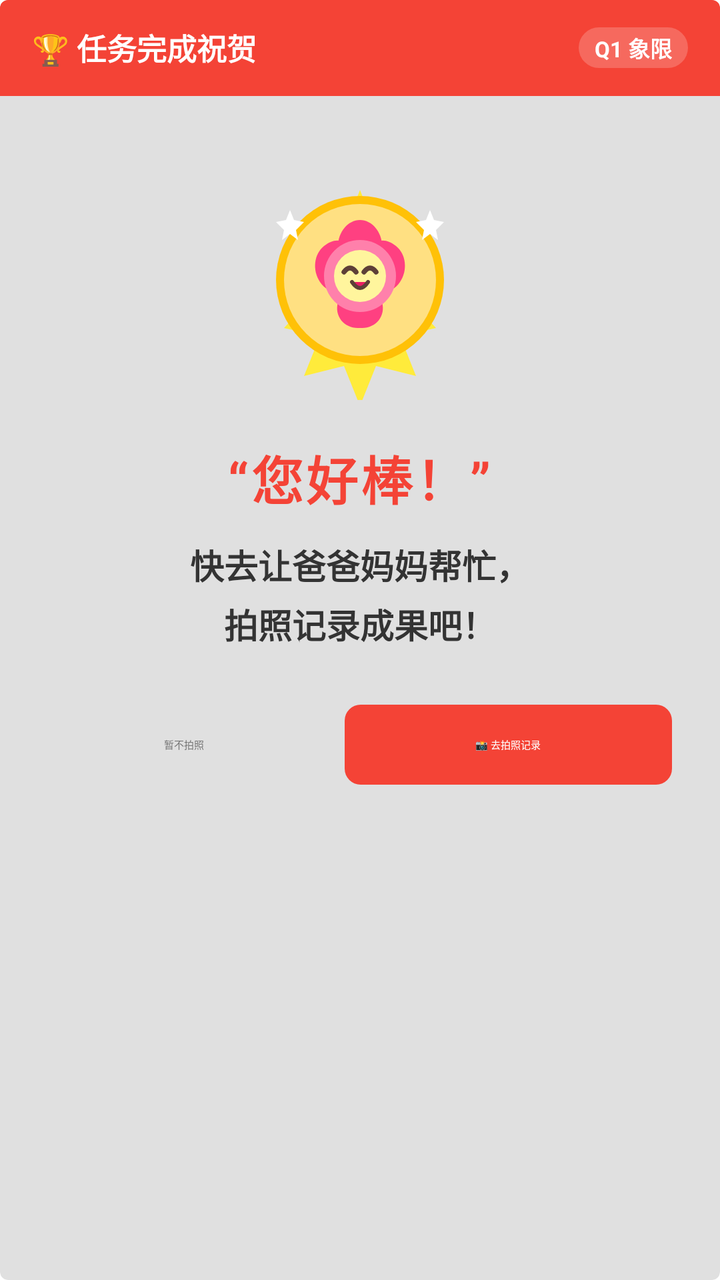
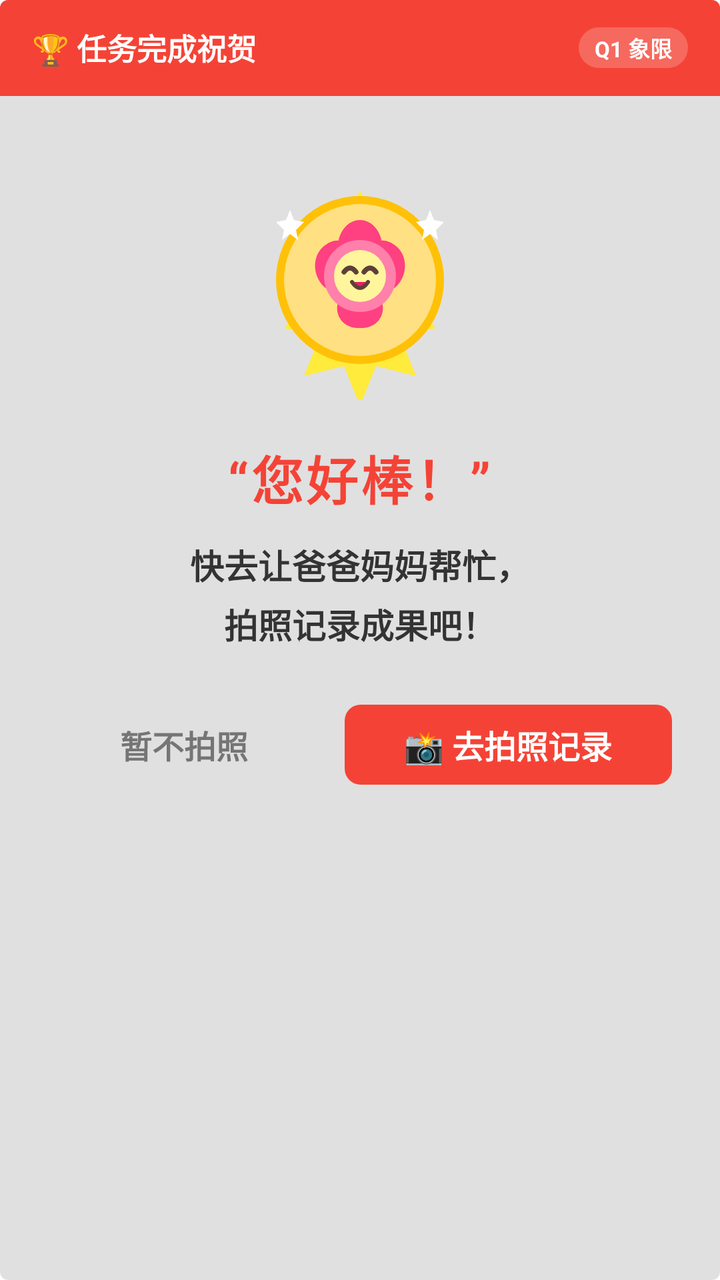

Compare the two renders of this Android layout. The source of the first and the diff that turns it into the second are given below.
<!-- AndroidManifest.xml: application theme Theme.JustNow -->
<!-- res/layout/dialog_congratulation.xml -->
<?xml version="1.0" encoding="utf-8"?>
<LinearLayout xmlns:android="http://schemas.android.com/apk/res/android"
    xmlns:app="http://schemas.android.com/apk/res-auto"
    android:layout_width="320dp"
    android:layout_height="wrap_content"
    android:orientation="vertical"
    android:background="@drawable/badge_bg"
    android:clipToOutline="true"> 

    
    <RelativeLayout
        android:id="@+id/rl_congrat_header"
        android:layout_width="match_parent"
        android:layout_height="48dp"
        android:paddingHorizontal="16dp"
        android:background="#F44336"> 

        <TextView
            android:layout_width="wrap_content"
            android:layout_height="wrap_content"
            android:layout_alignParentStart="true"
            android:layout_centerVertical="true"
            android:text="🏆 任务完成祝贺"
            android:textColor="@android:color/white"
            android:textSize="15sp"
            android:textStyle="bold" />

        <TextView
            android:id="@+id/tv_congrat_quadrant_tag"
            android:layout_width="wrap_content"
            android:layout_height="wrap_content"
            android:layout_alignParentEnd="true"
            android:layout_centerVertical="true"
            android:text="Q1 象限"
            android:textColor="@android:color/white"
            android:textSize="11sp"
            android:textStyle="bold"
            android:background="@drawable/bg_congrat_tag_capsule" />
    </RelativeLayout>

    
    <LinearLayout
        android:layout_width="match_parent"
        android:layout_height="wrap_content"
        android:orientation="vertical"
        android:gravity="center_horizontal"
        android:padding="24dp">

        
        <ImageView
            android:id="@+id/iv_congrat_badge"
            android:layout_width="120dp"
            android:layout_height="120dp"
            android:layout_marginTop="8dp"
            android:layout_marginBottom="20dp"
            android:src="@drawable/ic_congrats_badge"
            android:contentDescription="完成勋章" />

        
        <TextView
            android:id="@+id/tv_congrat_congrats_title"
            android:layout_width="wrap_content"
            android:layout_height="wrap_content"
            android:text="“您好棒！”"
            android:textSize="26sp"
            android:textStyle="bold"
            android:textColor="#F44336"
            android:layout_marginBottom="12dp"
            android:letterSpacing="0.05" />

        
        <TextView
            android:layout_width="match_parent"
            android:layout_height="wrap_content"
            android:text="快去让爸爸妈妈帮忙，\n拍照记录成果吧！"
            android:textSize="17sp"
            android:textColor="#333333"
            android:gravity="center"
            android:lineSpacingExtra="5dp"
            android:textStyle="bold"
            android:layout_marginBottom="28dp" />

        
        <LinearLayout
            android:layout_width="match_parent"
            android:layout_height="wrap_content"
            android:orientation="horizontal"
            android:gravity="center">

            <com.google.android.material.button.MaterialButton
                android:id="@+id/btn_congrat_skip"
                style="@style/Widget.Material3.Button.TextButton"
                android:layout_width="0dp"
                android:layout_weight="1"
                android:layout_height="40dp"
                android:minWidth="0dp"
                android:minHeight="0dp"
                android:text="暂不拍照"
                android:textColor="@color/text_secondary"
                android:insetTop="0dp"
                android:insetBottom="0dp" />

            <com.google.android.material.button.MaterialButton
                android:id="@+id/btn_congrat_action"
                style="@style/Widget.Material3.Button"
                android:layout_width="0dp"
                android:layout_weight="1.2"
                android:layout_height="40dp"
                android:minWidth="0dp"
                android:minHeight="0dp"
                android:layout_marginStart="12dp"
                android:text="📸 去拍照记录"
                android:textColor="@android:color/white"
                app:backgroundTint="#F44336"
                app:cornerRadius="8dp"
                android:insetTop="0dp"
                android:insetBottom="0dp" />
        </LinearLayout>
    </LinearLayout>
</LinearLayout>
<!-- resources referenced by this layout -->
<resources>
  <color name="text_secondary">#757575</color>
  <!-- drawable badge_bg (drawable) -->
  <?xml version="1.0" encoding="utf-8"?>
  <shape xmlns:android="http://schemas.android.com/apk/res/android"
      android:shape="rectangle">
      <corners android:radius="4dp" />
      <solid android:color="@color/badge_background" />
  </shape>
  <!-- drawable bg_congrat_tag_capsule (drawable) -->
  <?xml version="1.0" encoding="utf-8"?>
  <shape xmlns:android="http://schemas.android.com/apk/res/android"
      android:shape="rectangle">
      <solid android:color="#33FFFFFF" /> 
      <corners android:radius="12dp" />
      <padding android:left="8dp" android:top="2dp" android:right="8dp" android:bottom="2dp" />
  </shape>
  <style name="Theme.JustNow" parent="Theme.MaterialComponents.DayNight.NoActionBar">
          
          <item name="colorPrimary">@color/purple_500</item>
          <item name="colorPrimaryVariant">@color/purple_700</item>
          <item name="colorOnPrimary">@color/white</item>
          
          <item name="colorSecondary">@color/teal_200</item>
          <item name="colorSecondaryVariant">@color/teal_700</item>
          <item name="colorOnSecondary">@color/black</item>
          
          
          <item name="popupTheme">@style/ThemeOverlay.MaterialComponents.Light</item>
          <item name="alertDialogTheme">@style/ThemeOverlay.JustNow.AlertDialog</item>
      </style>
  <color name="badge_background">#E0E0E0</color>
  <color name="purple_500">#FF6200EE</color>
  <color name="purple_700">#FF3700B3</color>
  <color name="white">#FFFFFFFF</color>
  <color name="teal_200">#FF03DAC5</color>
  <color name="teal_700">#FF018786</color>
  <color name="black">#FF000000</color>
  <style name="TextAppearance.JustNow.Dialog.Title" parent="TextAppearance.JustNow.Title">
          <item name="android:textColor">@color/text_primary</item>
      </style>
  <color name="text_primary">#1A1A1A</color>
  <style name="TextAppearance.JustNow.Dialog.Body" parent="TextAppearance.JustNow.Body">
          <item name="android:textColor">@color/text_primary</item>
      </style>
  <style name="Widget.JustNow.Dialog.Button" parent="Widget.MaterialComponents.Button.TextButton.Dialog">
          <item name="android:textAppearance">@style/TextAppearance.JustNow.Dialog.Button</item>
          <item name="android:textColor">@color/dialog_primary_action_text</item>
          <item name="textAllCaps">false</item>
      </style>
  <style name="Widget.JustNow.Dialog.Button.Secondary" parent="Widget.MaterialComponents.Button.TextButton.Dialog">
          <item name="android:textAppearance">@style/TextAppearance.JustNow.Dialog.Button.Secondary</item>
          <item name="android:textColor">@color/dialog_action_text</item>
          <item name="textAllCaps">false</item>
      </style>
  <style name="TextAppearance.JustNow.Title" parent="TextAppearance.MaterialComponents.Headline6">
          <item name="android:textSize">@dimen/text_size_title</item>
      </style>
  <style name="TextAppearance.JustNow.Body" parent="TextAppearance.MaterialComponents.Subtitle1">
          <item name="android:textSize">@dimen/text_size_body</item>
      </style>
  <style name="TextAppearance.JustNow.Dialog.Button" parent="TextAppearance.JustNow.Body">
          <item name="android:textColor">@color/dialog_primary_action_text</item>
      </style>
  <style name="TextAppearance.JustNow.Dialog.Button.Secondary" parent="TextAppearance.JustNow.Body">
          <item name="android:textColor">@color/dialog_action_text</item>
      </style>
  <dimen name="text_size_title">22sp</dimen>
  <dimen name="text_size_body">18sp</dimen>
  <!-- unchanged entries left out for length: 2 -->
</resources>

<!-- the commit's change to res/layout/dialog_congratulation.xml (unified diff, before → after) -->
@@ -97,6 +97,8 @@
                 android:minHeight="0dp"
                 android:text="暂不拍照"
                 android:textColor="@color/text_secondary"
+                android:textSize="16sp"
+                android:textStyle="bold"
                 android:insetTop="0dp"
                 android:insetBottom="0dp" />
 
@@ -111,6 +113,8 @@
                 android:layout_marginStart="12dp"
                 android:text="📸 去拍照记录"
                 android:textColor="@android:color/white"
+                android:textSize="16sp"
+                android:textStyle="bold"
                 app:backgroundTint="#F44336"
                 app:cornerRadius="8dp"
                 android:insetTop="0dp"
